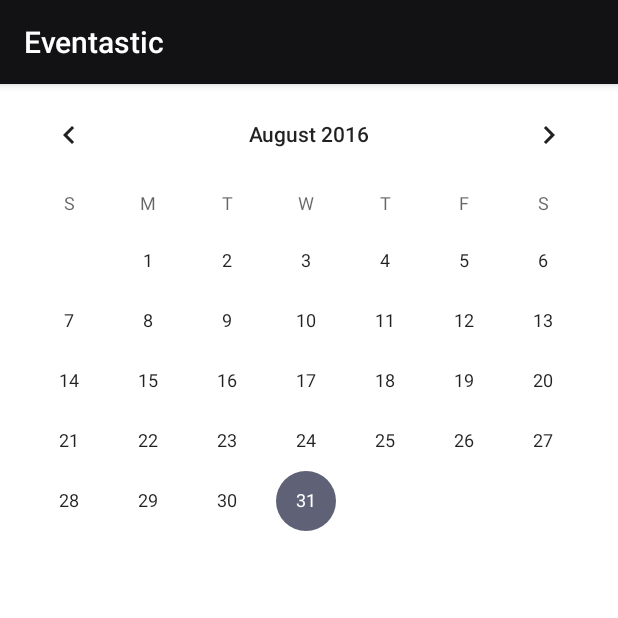
After one commit to KristineWolf/Eventastic, an Android app: the CalendarActivity screen opened directly, with no data from a screen before it, on a phone screen of 412 x 824 dp, the top half of it. The commit adds this screen. Run offline under Robolectric (Android 15) with nearby library versions, the phone set to English and light mode, and no system bars.

Commit message:
Also ich hab mal ausprobiert voran des liegt dass die Calendar-Activity solange braucht und es liegt daran weil zu viele UI-Elemente vorhanden sind
ich hab demnach mal eine Activity gemacht mit nur dem CalendarView und dachte mir dass wir des vllt so machen könnten, dass da nur die Einträge stehen und man dadurch dann erinnert wird an ein Event
weil die Anzeige mit dein nächsten Event kann man ja bereits schon in der ParticipatingEvent-Activity sehen und zwar ist des ja des erste Event ganz oben

aber wir können es auch so wie die alte Version machen. ich find beides eigentlich gut

des einzige was du dann noch bei der neuen Version machen müsstest ist die Einträge aus der internen DB nehmen und dann im Kalender als Termin setzen
..weiß leider nicht wie des funkitioniert aber dazu gibt es vllt einige Beispiele hier auf github

```diff
--- a/app/src/main/AndroidManifest.xml
+++ b/app/src/main/AndroidManifest.xml
@@ -82,7 +82,8 @@
                 android:name="android.support.PARENT_ACTIVITY"
                 android:value=".Activities.EventsInCity" />
         </activity>
-        <activity android:name=".Probe.ProbeActivity"></activity>
+        <activity android:name=".Probe.ProbeActivity" />
+        <activity android:name=".Activities.CalendarActivity"></activity>
     </application>
 
 </manifest>
--- a/app/src/main/java/com/example/kristine/eventastic/Activities/Calendar.java
+++ b/app/src/main/java/com/example/kristine/eventastic/Activities/Calendar.java
@@ -7,6 +7,7 @@ import android.support.v4.app.NotificationCompat;
 import android.support.v7.app.AppCompatActivity;
 import android.widget.CalendarView;
 import android.widget.TextView;
+import android.widget.Toast;
 
 import com.example.kristine.eventastic.Adapter.EventAdapter;
 import com.example.kristine.eventastic.Databases.InternDatabase;
@@ -100,6 +101,13 @@ public class Calendar extends AppCompatActivity{
 
     private void initUI() {
         calendarView = (CalendarView)findViewById(R.id.calendarView);
+        calendarView.setOnDateChangeListener(new CalendarView.OnDateChangeListener(){
+
+            @Override
+            public void onSelectedDayChange(CalendarView view, int year, int month, int dayOfMonth) {
+                Toast.makeText(getApplicationContext(),dayOfMonth+"."+month+"."+year,Toast.LENGTH_SHORT).show();
+            }
+        });
         initListAdapter();
     }
 
--- /dev/null
+++ b/app/src/main/java/com/example/kristine/eventastic/Activities/CalendarActivity.java
@@ -0,0 +1,55 @@
+package com.example.kristine.eventastic.Activities;
+
+import android.app.NotificationManager;
+import android.content.Context;
+import android.support.v4.app.NotificationCompat;
+import android.support.v7.app.AppCompatActivity;
+import android.os.Bundle;
+import android.widget.CalendarView;
+import android.widget.TextView;
+import android.widget.Toast;
+
+import com.example.kristine.eventastic.Adapter.EventAdapter;
+import com.example.kristine.eventastic.Databases.InternDatabase;
+import com.example.kristine.eventastic.JavaClasses.ChangeDateFormat;
+import com.example.kristine.eventastic.JavaClasses.Event;
+import com.example.kristine.eventastic.R;
+
+import java.text.SimpleDateFormat;
+import java.util.ArrayList;
+import java.util.Collections;
+
+public class CalendarActivity extends AppCompatActivity {
+
+    private ArrayList<Event> arrayList = new ArrayList<>();
+    private InternDatabase db;
+    private EventAdapter adapter;
+
+    private TextView title;
+    private TextView city;
+    private TextView date;
+    private TextView time;
+
+    private String df;
+
+    private CalendarView calendarView;
+    @Override
+    protected void onCreate(Bundle savedInstanceState) {
+        super.onCreate(savedInstanceState);
+        setContentView(R.layout.activity_calendar2);
+        CalendarView probe =(CalendarView)findViewById(R.id.calendar_probe);
+
+        probe.setSelectedWeekBackgroundColor(getResources().getColor(R.color.light_red));
+
+        probe.setWeekSeparatorLineColor(getResources().getColor(R.color.transparent));
+
+        probe.setSelectedDateVerticalBar(R.color.red);
+        probe.setOnDateChangeListener(new CalendarView.OnDateChangeListener() {
+            @Override
+            public void onSelectedDayChange(CalendarView view, int year, int month, int dayOfMonth) {
+                Toast.makeText(getApplicationContext(),dayOfMonth+"."+month+"."+year,Toast.LENGTH_SHORT).show();
+
+            }
+        });
+    }
+}
--- a/app/src/main/java/com/example/kristine/eventastic/MainActivity.java
+++ b/app/src/main/java/com/example/kristine/eventastic/MainActivity.java
@@ -10,6 +10,7 @@ import android.view.View;
 import android.widget.Button;
 
 import com.example.kristine.eventastic.Activities.Calendar;
+import com.example.kristine.eventastic.Activities.CalendarActivity;
 import com.example.kristine.eventastic.Activities.EventsInCity;
 import com.example.kristine.eventastic.Activities.Explanation;
 import com.example.kristine.eventastic.Activities.ParticipatingEvents;
@@ -72,7 +73,7 @@ public class MainActivity extends AppCompatActivity {
 
             //öffnet die Kalender-Activity
             case R.id.main_activity_calendar:
-                Intent intent3 = new Intent(MainActivity.this, Calendar.class);
+                Intent intent3 = new Intent(MainActivity.this, CalendarActivity.class);
                 startActivity(intent3);
                 return true;
 
--- /dev/null
+++ b/app/src/main/res/layout/activity_calendar2.xml
@@ -0,0 +1,16 @@
+<?xml version="1.0" encoding="utf-8"?>
+<LinearLayout xmlns:android="http://schemas.android.com/apk/res/android"
+    xmlns:tools="http://schemas.android.com/tools"
+    android:layout_width="match_parent"
+    android:layout_height="match_parent"
+    android:orientation="vertical"
+    android:background="@color/white"
+    tools:context="com.example.kristine.eventastic.Activities.CalendarActivity">
+
+
+    <CalendarView
+        android:id="@+id/calendar_probe"
+        android:layout_width="match_parent"
+        android:layout_height="match_parent"></CalendarView>
+
+</LinearLayout>
--- a/app/src/main/res/values/colors.xml
+++ b/app/src/main/res/values/colors.xml
@@ -5,4 +5,7 @@
     <color name="colorAccent">#5f6176</color>
     <color name="white">#ffffff</color>
     <color name="red">#c61c02</color>
+    <color name="light_red">#acb10009</color>
+    <color name="transparent">#00FFFFFF</color>
+    <color name="grey">#838282</color>
 </resources>
```
